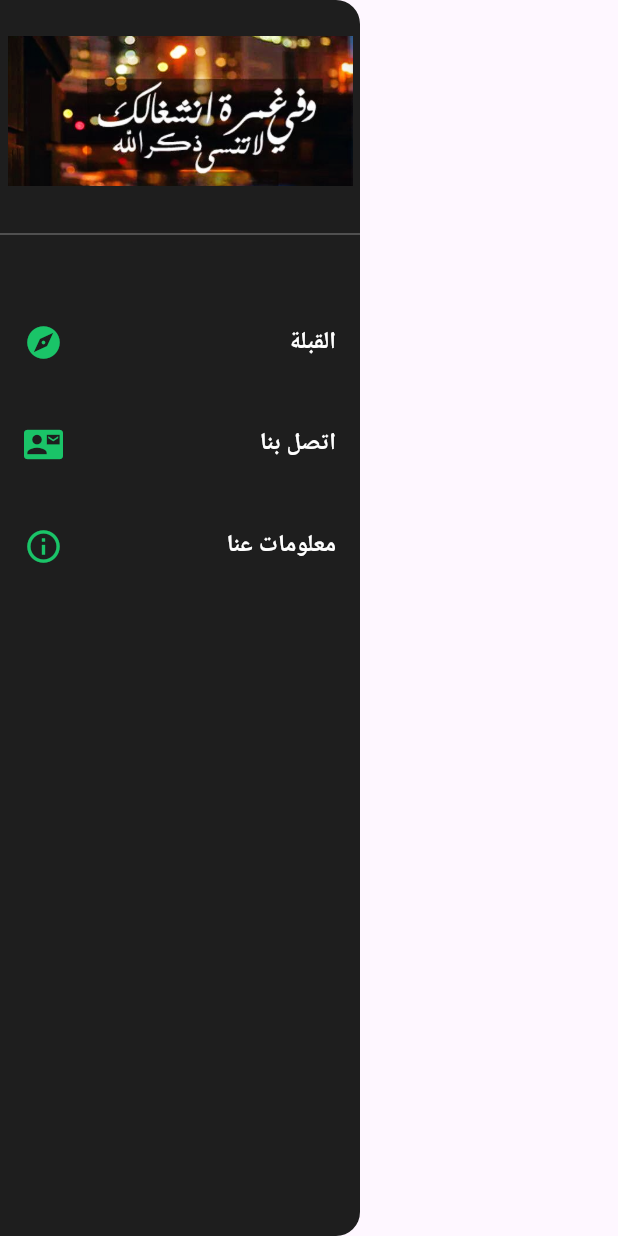
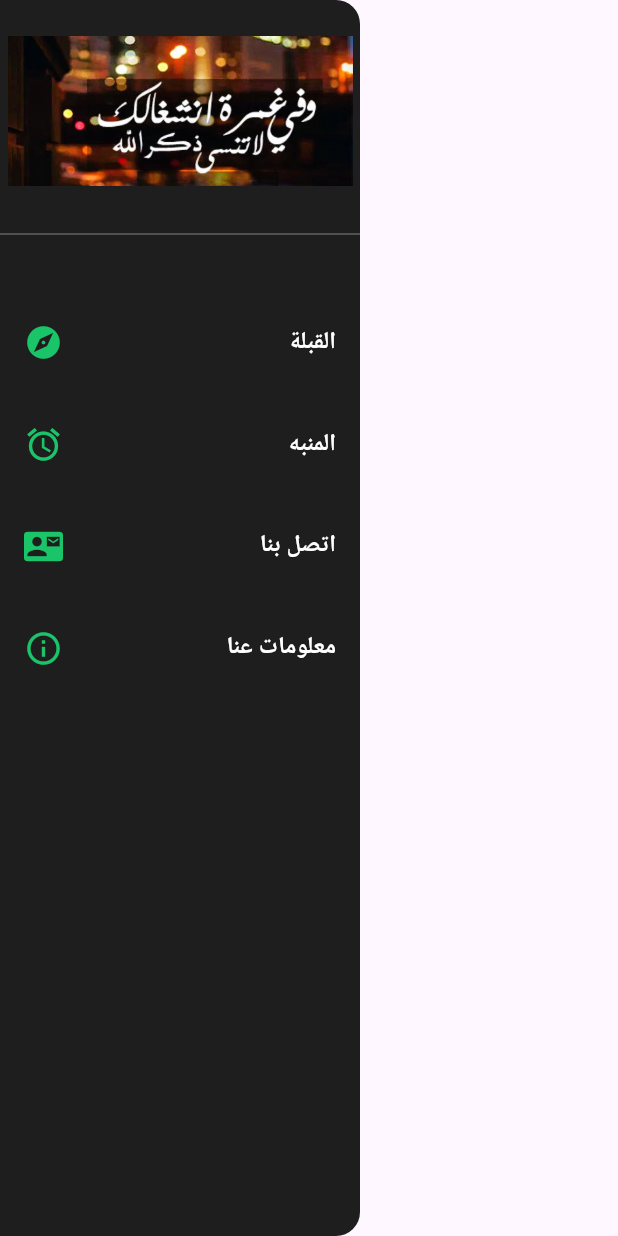
Before and after one commit to eslam281/es28, a Flutter app: the CustomDrawer widget shown alone on an empty page, opened directly, on a phone screen of 412 x 824 dp. Run offline on Flutter 3.47's test engine with Material 3 defaults, Android fonts, the phone set to English and light mode, and no system bars; our stand-ins replace animated_splash_screen, connectivity_plus, dartz, flutter_compass, geolocator, get and 2 more; missing offline and left inert: android_alarm_manager_plus, drop_down_list, flutter_background_service, workmanager; accounts and stored records are empty; statements that could not run were skipped.

Commit message:
add alarm 1

```diff
--- a/lib/controller/elathaker_controller.dart
+++ b/lib/controller/elathaker_controller.dart
@@ -42,8 +42,6 @@ class ElathakerController extends GetxController{
     } else {
       if (myBox?.get("athakerCount") != null ) {
         count = myBox?.get("athakerCount");
-
-
       } else {
         count.fillRange(0, adhkar.length, 0);
         await myBox?.put("elathakerdate", DateFormat('dd-MM').format(DateTime.now()));
--- a/lib/core/constant/routes.dart
+++ b/lib/core/constant/routes.dart
@@ -3,6 +3,7 @@ class AppRoute{
   // home
   static const String home = "/";
   static const String qiblaPage = "/qiblaPage";
+  static const String alarm = "/alarm";
   static const String about_us = "/about_us";
   static const String contact_us = "/contact_us";
   static const String athkar_SM = "/athkar_SM";
--- a/lib/routes.dart
+++ b/lib/routes.dart
@@ -1,5 +1,6 @@
 import 'package:es28/core/constant/routes.dart';
 import 'package:es28/veiw/screen/drawer/Aboutus.dart';
+import 'package:es28/veiw/screen/drawer/Alarm.dart';
 import 'package:es28/veiw/screen/drawer/Qibla.dart';
 import 'package:es28/veiw/screen/drawer/contact_Us.dart';
 import 'package:es28/veiw/screen/home/althakr/athkar_AP.dart';
@@ -12,6 +13,7 @@ import 'package:get/get_navigation/src/routes/get_route.dart';
 List<GetPage<dynamic>>? routes =[
   GetPage(name:AppRoute.home, page:() => HomePage() ),
   GetPage(name:AppRoute.qiblaPage, page:() => const QiblaPage() ),
+  GetPage(name:AppRoute.alarm, page:() => const Alarm() ),
   GetPage(name:AppRoute.about_us, page:() => const About_us() ),
   GetPage(name:AppRoute.contact_us, page:() => const Contact_Us() ),
   GetPage(name:AppRoute.athkar_SM, page:() => const AthkarSM() ),
--- a/lib/veiw/component/drawer/drawer.dart
+++ b/lib/veiw/component/drawer/drawer.dart
@@ -38,6 +38,12 @@ class CustomDrawer extends StatelessWidget {
               icon: Icons.explore,
               title: 'القبلة',
               onTap: () => Get.toNamed(AppRoute.qiblaPage),
+            ),
+
+            _drawerTile(
+              icon: Icons.alarm,
+              title: 'المنبه',
+              onTap: () => Get.toNamed(AppRoute.alarm),
             ),
 
             /// Contact Us
--- a/pubspec.yaml
+++ b/pubspec.yaml
@@ -61,6 +61,7 @@ dependencies:
   flutter_background_service: ^5.1.0
   workmanager: ^0.8.0
   permission_handler: ^12.0.1
+  android_alarm_manager_plus: ^4.0.7
 #  flutter_local_notifications: ^19.3.0
 #  flutter_qiblah: ^3.1.0+1
 #  internet_connection_checker: ^1.0.0+1
```
Also changed, not shown: lib/core/services/daily_task_service.dart (+9 -7 lines), lib/main.dart (+4 -8 lines), lib/veiw/screen/drawer/Alarm.dart (added, +29 -0 lines), pubspec.lock, 1 other file.
